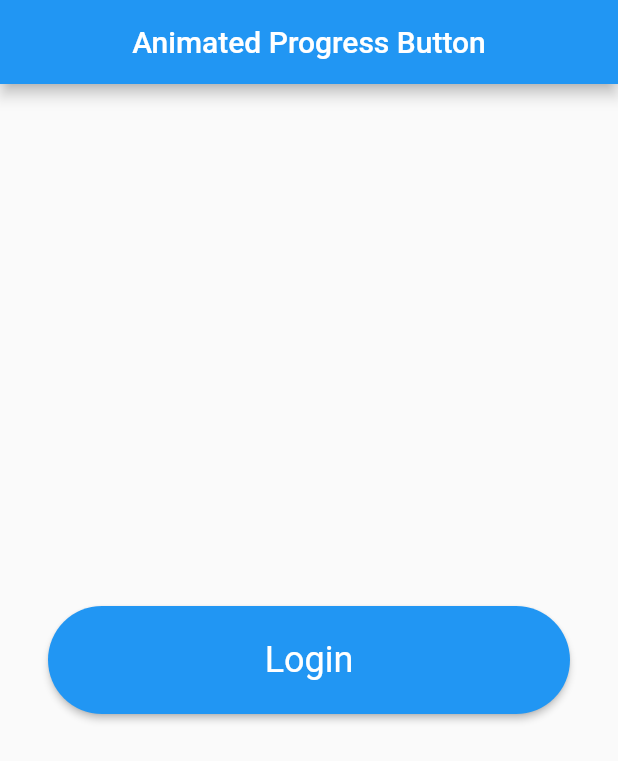
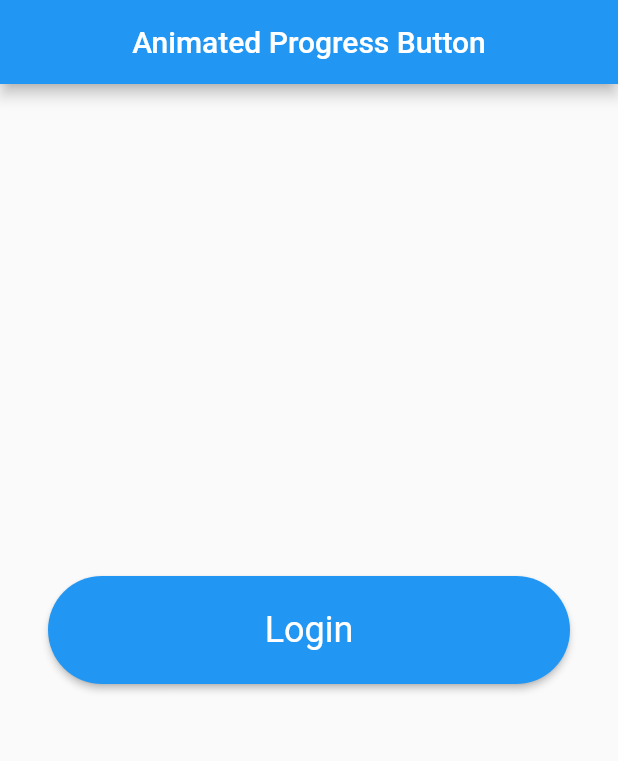
Before and after one commit to luigialejandro/flutter_animated_progress_button, a Flutter app: the screen it shows after launch, on a phone screen of 412 x 824 dp. Shown: the top 761 px of the screen. Run offline on Flutter 3.47's test engine with Material 2 defaults, Android fonts, the light colour scheme and no system bars.

Commit message:
Rearranging the page body into a single function buttonsColumnBodyPage which consists of a column of two buttons. Scenario is ready to build the second button, the animated one.

```diff
--- a/lib/main.dart
+++ b/lib/main.dart
@@ -39,7 +39,23 @@
         title: Text('Animated Progress Button'),
         centerTitle: true,
       ),
-      body: Container(
+      body: buttonsColumnBodyPage(),
+    );
+  }
+
+  Widget buttonsColumnBodyPage() {
+    return Column(
+      mainAxisAlignment: MainAxisAlignment.center,
+      children: [
+        buildFirstButton(),
+        SizedBox(height: 40),
+        buildSecondButton(),
+      ],
+    );
+  }
+
+  Widget buildFirstButton() {
+    return Container(
       alignment: Alignment.center,
       padding: EdgeInsets.all(32),
       child: ElevatedButton(
@@ -66,7 +82,10 @@
           setState(() => isLoading = false);
         },
       ),
-      ), // This trailing comma makes auto-formatting nicer for build methods.
-    );
+    ); // Thi
+  }
+
+  buildSecondButton() {
+    return Container();
   }
 }
```
Lines whose indentation alone changed are shown as unchanged.
